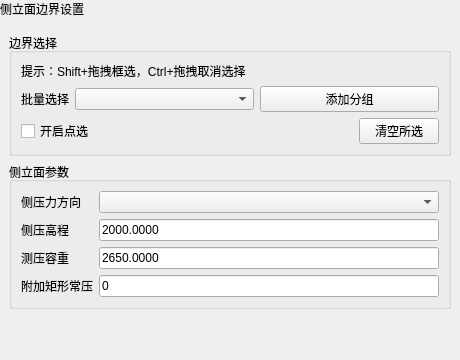
Qt form plugins/Base_Slover/GeoStressSideFacePage.ui (asd977/base_cae) before a commit.
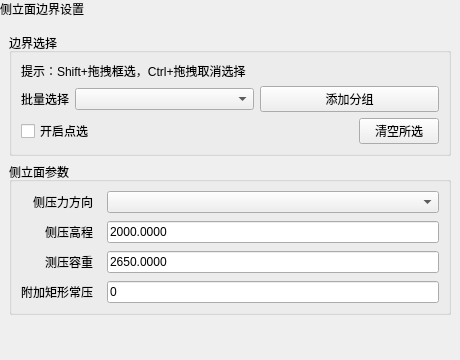
The same form after that commit. Custom widgets are drawn as their Qt base class.

Patch:
```diff
--- a/plugins/Base_Slover/GeoStressSideFacePage.ui
+++ b/plugins/Base_Slover/GeoStressSideFacePage.ui
@@ -279,6 +279,21 @@
         <property name="bottomMargin">
          <number>9</number>
         </property>
+        <property name="horizontalSpacing">
+         <number>14</number>
+        </property>
+        <property name="verticalSpacing">
+         <number>8</number>
+        </property>
+        <property name="fieldGrowthPolicy">
+         <enum>QFormLayout::AllNonFixedFieldsGrow</enum>
+        </property>
+        <property name="rowWrapPolicy">
+         <enum>QFormLayout::WrapLongRows</enum>
+        </property>
+        <property name="labelAlignment">
+         <set>Qt::AlignRight|Qt::AlignVCenter</set>
+        </property>
        </layout>
       </widget>
      </item>
```
Left out of the diff: 5 changed lines with no effect on the pictures.
